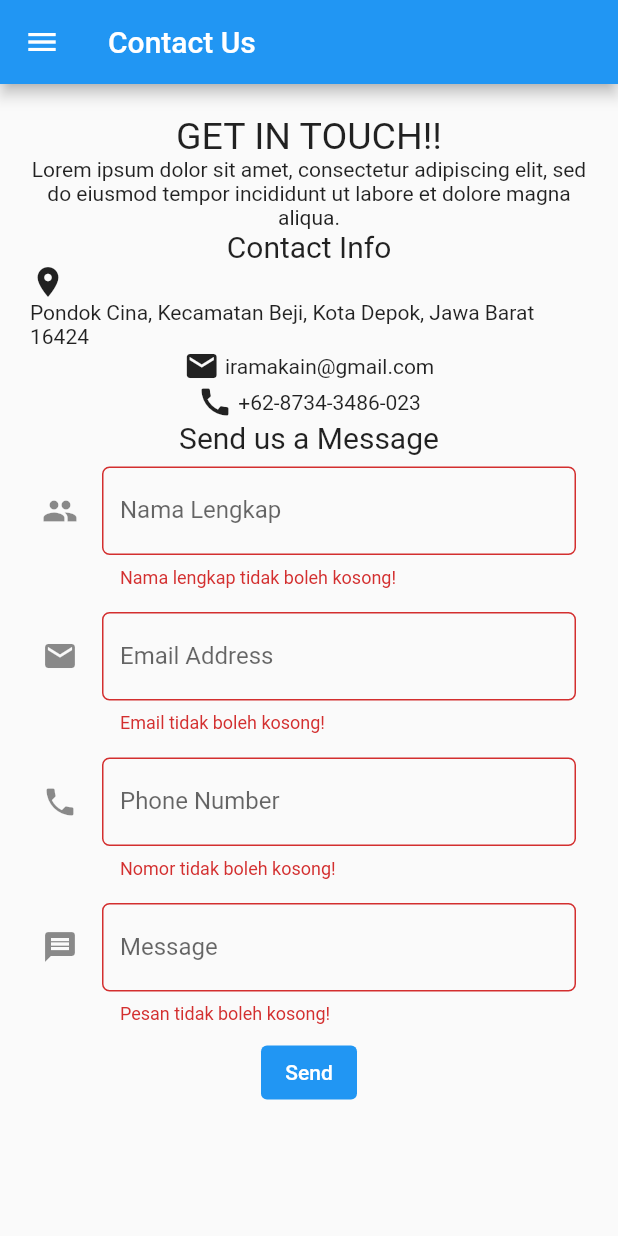
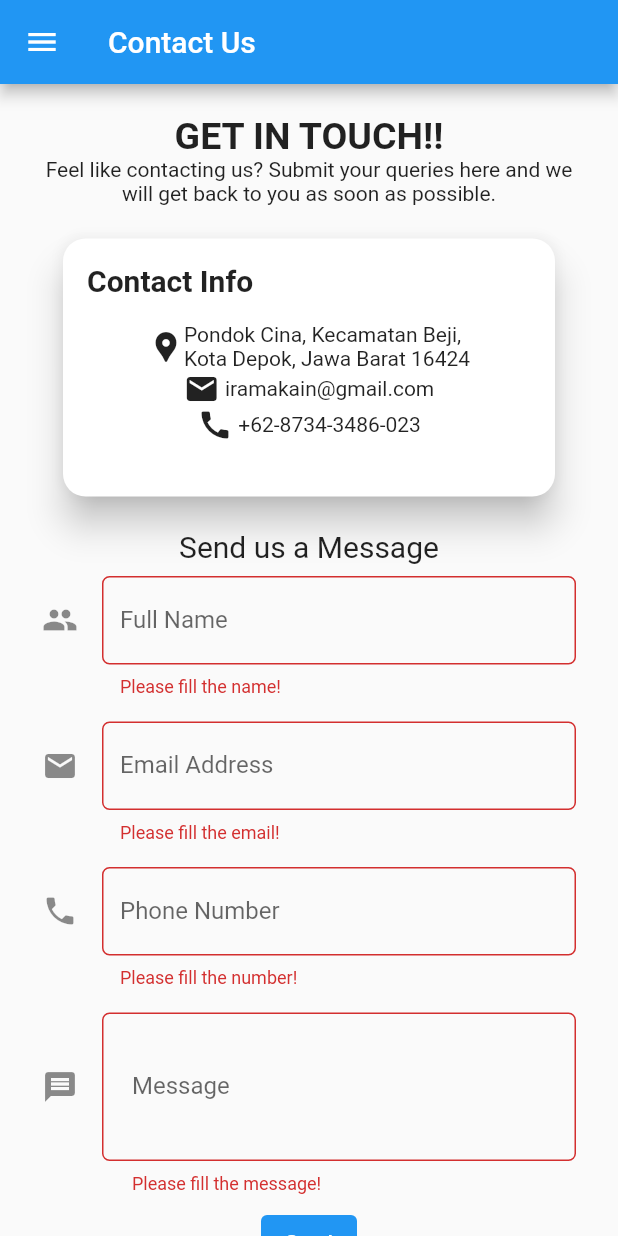
Before and after one commit to E04-PBP/e04-tugas-akhir, a Flutter app: the MyPartnershipPage screen opened directly, after a tap on "Send", on a phone screen of 412 x 824 dp. Run offline on Flutter 3.47's test engine with Material 2 defaults, Android fonts, the phone set to English and light mode, and no system bars.

Commit message:
Update card contact info

```diff
--- a/lib/Partnership/page/partnership.dart
+++ b/lib/Partnership/page/partnership.dart
@@ -65,16 +65,37 @@ class _MyPartnershipPageState extends State<MyPartnershipPage> {
                     child: Column(
                         mainAxisAlignment: MainAxisAlignment.center,
                         children: <Widget>[
-                          Text('GET IN TOUCH!!', style: TextStyle(fontSize: 25)),
-                          Text("Lorem ipsum dolor sit amet, consectetur adipiscing elit, sed do eiusmod tempor incididunt ut labore et dolore magna aliqua.",
+
+                          Text('GET IN TOUCH!!', style: TextStyle(fontSize: 25, fontWeight: FontWeight.bold)),
+                          Text("Feel like contacting us? Submit your queries here and we will get back to you as soon as possible.",
                           textAlign: TextAlign.center),
 
-                          Text('Contact Info', style: TextStyle(fontSize: 20)),
+                          Padding(
+                            padding: const EdgeInsets.all(8.0),
+                              child: Container(
+                                width: 700,
+                                height: 200,
+                                padding: new EdgeInsets.all(10),
+                                child: Card(
+                                  shape: RoundedRectangleBorder(
+                                    borderRadius: BorderRadius.circular(15.0),
+                                  ),
+                                  color: Colors.white,
+                                  elevation: 10,
+                                  child: Column(
+                                    mainAxisSize: MainAxisSize.min,
+                                    children: <Widget>[
+                                      const ListTile(
+                                        // leading: Icon(Icons.album, size: 60),
+                                        title:
+                                          Text('Contact Info', style: TextStyle(fontSize: 20, fontWeight: FontWeight.bold)
+                                        ),
+                                      ),
                                         Wrap(
                                           crossAxisAlignment: WrapCrossAlignment.center,
                                           children: [
-                              Icon(Icons.location_on),
-                              Text('Pondok Cina, Kecamatan Beji, Kota Depok, Jawa Barat 16424'),
+                                            Icon(Icons.location_pin),
+                                            Text('Pondok Cina, Kecamatan Beji, \nKota Depok, Jawa Barat 16424'),
                                           ],
                                         ),
                                         Wrap(
@@ -91,6 +112,11 @@ class _MyPartnershipPageState extends State<MyPartnershipPage> {
                                             Text(' +62-8734-3486-023'),
                                           ],
                                         ),
+                                    ],
+                                  ),
+                                ),
+                              )
+                            ),
 
                           Text('Send us a Message', style: TextStyle(fontSize: 20)),
 
@@ -99,8 +125,8 @@ class _MyPartnershipPageState extends State<MyPartnershipPage> {
                             padding: const EdgeInsets.all(8.0),
                             child: TextFormField(
                                 decoration: InputDecoration(
-                                    hintText: "Contoh: Pak Rama",
-                                    labelText: "Nama Lengkap",
+                                    hintText: "Ex: Rama",
+                                    labelText: "Full Name",
                                     // Menambahkan icon agar lebih intuitif
                                     icon: const Icon(Icons.people),
                                     // Menambahkan circular border agar lebih rapi
@@ -123,7 +149,7 @@ class _MyPartnershipPageState extends State<MyPartnershipPage> {
                                 // Validator sebagai validasi form
                                 validator: (String? value) {
                                     if (value == null || value.isEmpty) {
-                                        return 'Nama lengkap tidak boleh kosong!';
+                                        return 'Please fill the name!';
                                     }
                                     return null;
                                 },
@@ -134,7 +160,7 @@ class _MyPartnershipPageState extends State<MyPartnershipPage> {
                             padding: const EdgeInsets.all(8.0),
                             child: TextFormField(
                                 decoration: InputDecoration(
-                                    hintText: "Contoh: ramakain@gmail.com",
+                                    hintText: "Ex: ramakain@gmail.com",
                                     labelText: "Email Address",
                                     // Menambahkan icon agar lebih intuitif
                                     icon: const Icon(Icons.mail),
@@ -158,7 +184,7 @@ class _MyPartnershipPageState extends State<MyPartnershipPage> {
                                 // Validator sebagai validasi form
                                 validator: (String? value) {
                                     if (value == null || value.isEmpty) {
-                                        return 'Email tidak boleh kosong!';
+                                        return 'Please fill the email!';
                                     }
                                     return null;
                                 },
@@ -169,7 +195,7 @@ class _MyPartnershipPageState extends State<MyPartnershipPage> {
                             padding: const EdgeInsets.all(8.0),
                             child: TextFormField(
                                 decoration: InputDecoration(
-                                    hintText: "Contoh: 082235002091",
+                                    hintText: "Ex: 082235002091",
                                     labelText: "Phone Number",
                                     // Menambahkan icon agar lebih intuitif
                                     icon: const Icon(Icons.phone),
@@ -193,7 +219,7 @@ class _MyPartnershipPageState extends State<MyPartnershipPage> {
                                 // Validator sebagai validasi form
                                 validator: (String? value) {
                                     if (value == null || value.isEmpty) {
-                                        return 'Nomor tidak boleh kosong!';
+                                        return 'Please fill the number!';
                                     }
                                     return null;
                                 },
@@ -204,10 +230,12 @@ class _MyPartnershipPageState extends State<MyPartnershipPage> {
                             padding: const EdgeInsets.all(8.0),
                             child: TextFormField(
                                 decoration: InputDecoration(
-                                    hintText: "Contoh: Ide yang bagus, mari bekerja sama!",
+                                    hintText: "Ex: Mari bekerja sama!",
                                     labelText: "Message",
                                     // Menambahkan icon agar lebih intuitif
                                     icon: const Icon(Icons.message),
+                                    contentPadding:
+                                      EdgeInsets.symmetric(vertical: 40, horizontal: 20),
                                     // Menambahkan circular border agar lebih rapi
                                     border: OutlineInputBorder(
                                         borderRadius: BorderRadius.circular(5.0),
@@ -228,7 +256,7 @@ class _MyPartnershipPageState extends State<MyPartnershipPage> {
                                 // Validator sebagai validasi form
                                 validator: (String? value) {
                                     if (value == null || value.isEmpty) {
-                                        return 'Pesan tidak boleh kosong!';
+                                        return 'Please fill the message!';
                                     }
                                     return null;
                                 },
@@ -254,10 +282,10 @@ class _MyPartnershipPageState extends State<MyPartnershipPage> {
                                     elevation: 15,
                                     child: Container(
                                       child: ListView(
-                                        padding: const EdgeInsets.only(top: 20, bottom: 20),
+                                        padding: const EdgeInsets.only(top: 20, bottom: 20, left:20, right:20),
                                         shrinkWrap: true,
                                         children: <Widget>[
-                                          Center(child: const Text('Your Message is Already Send!!')),
+                                          Center(child: const Text('Your Message is Already Send!!', style: TextStyle(color: Colors.blue, fontWeight: FontWeight.bold))),
                                           SizedBox(height: 20),
                                           // TODO: Munculkan informasi yang didapat dari form
                                           Column(
@@ -265,7 +293,8 @@ class _MyPartnershipPageState extends State<MyPartnershipPage> {
                                               Text('Name : $_fullName', style: TextStyle(fontWeight: FontWeight.bold)),
                                               Text('Email : $_emailAdress', style: TextStyle(fontWeight: FontWeight.bold)),
                                               Text('Phone Number : $_phoneNumber', style: TextStyle(fontWeight: FontWeight.bold)),
-                                              Text('$_message', style: TextStyle(fontSize: 15), textAlign: TextAlign.center,),
+                                              Text('--Your Message--', style: TextStyle(color: Colors.blue)),
+                                              Text('$_message', style: TextStyle(fontSize: 10), textAlign: TextAlign.center,),
                                             ],
                                           ),
                                           SizedBox(height: 20),
@@ -274,7 +303,10 @@ class _MyPartnershipPageState extends State<MyPartnershipPage> {
                                               Navigator.pop(context);
                                             },
                                             child:
-                                              Text('Kembali'),
+                                              Text('Back', style: TextStyle(color: Colors.white)),
+                                              style: ButtonStyle(
+                                              backgroundColor: MaterialStateProperty.all(Colors.blue),
+                                            ),
                                           ),
                                         ],
                                       ),
```
Lines whose indentation alone changed are shown as unchanged.
